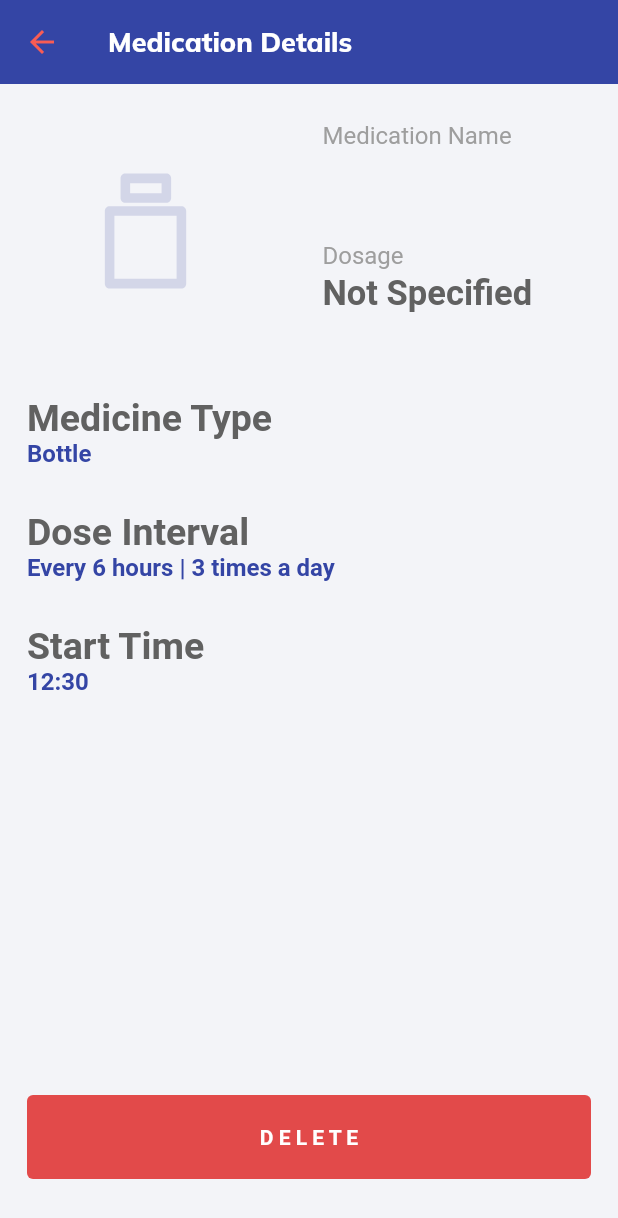
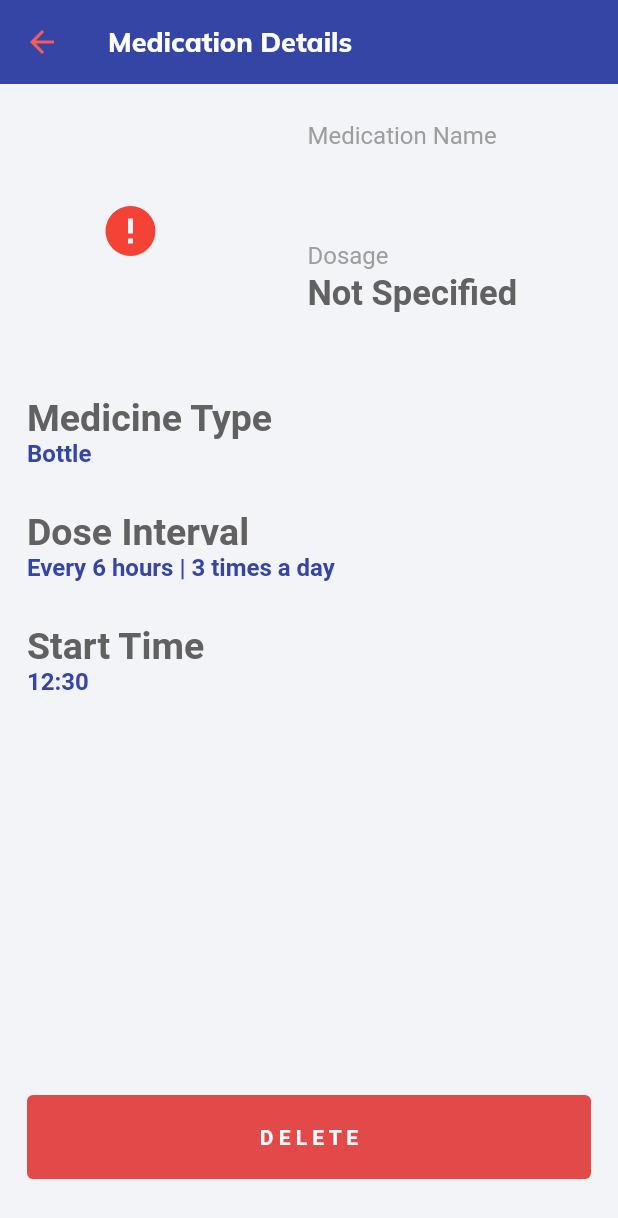
Before and after one commit to EEJgit/medication_tracking_app, a Flutter app: the MedicationDetails screen opened directly with empty values, on a phone screen of 412 x 824 dp. Shown: the top 1218 px of the screen. Run offline on Flutter 3.47's test engine with Material 2 defaults, Android fonts, the phone set to English and light mode, and no system bars; our stand-ins replace awesome_notifications, cloud_firestore, firebase_auth, firebase_core, firebase_messaging, fl_chart and 6 more; missing offline and left inert: telephony; accounts and stored records are empty.

Commit message:
MedicationDetails fix

```diff
--- a/lib/pages/medication_details/medication_details.dart
+++ b/lib/pages/medication_details/medication_details.dart
@@ -147,20 +147,63 @@ class MainSection extends StatelessWidget {
   //the medicine variables
   final Medicine? medicine;
 
+  //The Hero Method
+  Hero makeIcon(){
+     if (medicine!.medicineType == 'Bottle') {
+      return Hero(
+        tag: medicine!.medicineName! + medicine!.medicineType!,
+        child: SvgPicture.asset(
+          'assets/icons/bottle.svg',
+          height: 50,
+        ),
+      );
+    }else if(medicine!.medicineType == 'Pill'){
+       return Hero(
+        tag: medicine!.medicineName! + medicine!.medicineType!,
+        child: SvgPicture.asset('assets/icons/pill.svg'),
+      );
+    }else if(medicine!.medicineType == 'Syringe'){
+       return Hero(
+        tag: medicine!.medicineName! + medicine!.medicineType!,
+        child: SvgPicture.asset('assets/icons/syringe.svg'),
+      );
+    }else if(medicine!.medicineType == 'Tablet') {
+      return Hero(
+        tag: medicine!.medicineName! + medicine!.medicineType!,
+        child: SvgPicture.asset(
+          'assets/icons/tablet.svg',
+          height: 30,
+        ),
+      );
+    }
+    return Hero(
+      tag: medicine!.medicineName! + medicine!.medicineType!,
+      child:const Icon(
+        Icons.error,
+        size: 40,
+        color: Colors.red,
+      ),
+    );
+  }
+
   @override
   Widget build(BuildContext context) {
     return Row(
       mainAxisAlignment: MainAxisAlignment.spaceAround,
       children: [
-        SvgPicture.asset(
-          "assets/icons/bottle.svg",
-          height: 80,
-        ), Column(
+          makeIcon()
+        , Column(
           children: [
             //Medication Name details
-            MedicationInfoTab(
-            fieldInfo: medicine!.medicineName!,
-            fieldTitle: 'Medication Name',
+            Hero(
+              tag: medicine!.medicineName!,
+              child: Material(
+                color: Colors.transparent,
+                child: MedicationInfoTab(
+                fieldInfo: medicine!.medicineName!,
+                fieldTitle: 'Medication Name',
+                ),
+              ),
             ),
 
             //This is the medication Dosage details
```
